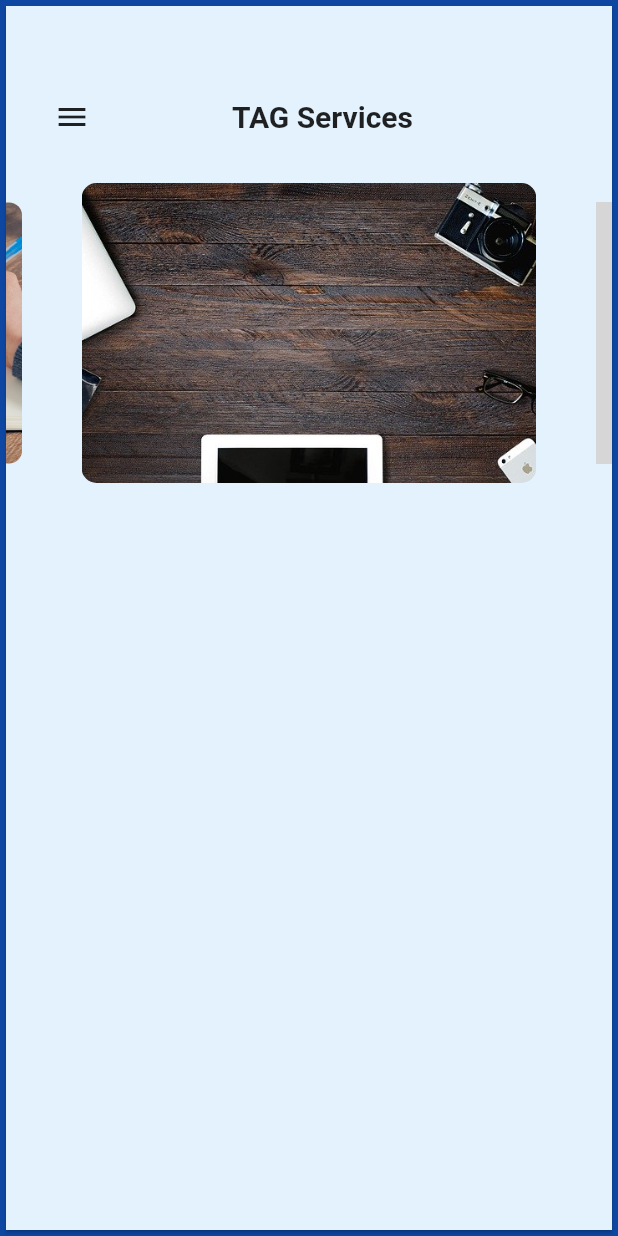
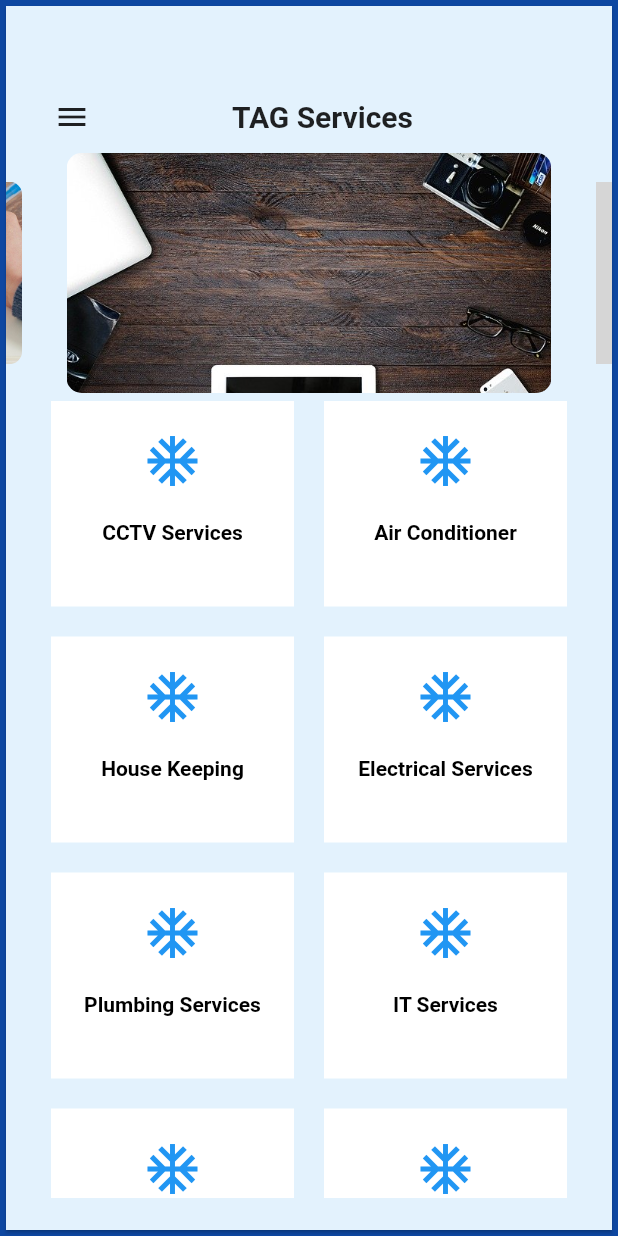
Before and after one commit to freakyAi/TAG-Services, a Flutter app: the MyHomePage screen opened directly, on a phone screen of 412 x 824 dp. Run offline on Flutter 3.47's test engine with Material 2 defaults, Android fonts, the phone set to English and light mode, and no system bars; drawn by our look-alikes of carousel_slider; our stand-ins replace file_picker, flutter_native_timezone, font_awesome_flutter, shared_preferences, shimmer, simple_animations; accounts and stored records are empty; grey boxes are pictures that could not be loaded.

Commit message:
Icon tray and image slider added on homepage. Icons need to be changed.

```diff
--- a/flutter_app/lib/HomeScreen.dart
+++ b/flutter_app/lib/HomeScreen.dart
@@ -1,11 +1,131 @@
 import 'package:flutter/cupertino.dart';
 import 'package:flutter/material.dart';
 
+//Import Pages
+import 'Electrical.dart';
+import 'Paper.dart';
+import 'Plumbing.dart';
+import 'Vending.dart';
+import 'ac.dart';
+import 'cctv.dart';
+import 'housekeeping.dart';
+import 'it.dart';
 import 'ImageSlider.dart';
 
 class HomeScreen extends StatefulWidget {
   @override
   _HomeScreenState createState() => _HomeScreenState();
+}
+
+List _selectService = [
+  "CCTV Services",
+  "Air Conditioner",
+  "House Keeping",
+  "Electrical Services",
+  "Plumbing Services",
+  "IT Services",
+  "Vending Machines",
+  "Paper Shreddig\nMachines"
+];
+
+List _navigate = [
+  CCTV(),
+  AC(),
+  HouseKeeping(),
+  Electrical(),
+  Plumbing(),
+  IT(),
+  Vending(),
+  Paper()
+];
+
+Widget _buildIconTray() {
+  return ListView.builder(
+    itemCount: 4,
+    shrinkWrap: true,
+    itemBuilder: (BuildContext context, index)=>Container(
+      width: MediaQuery.of(context).size.width,
+      padding: EdgeInsets.symmetric(horizontal: 30,),
+      child: Column(
+        children: [
+          Row(
+            mainAxisAlignment: MainAxisAlignment.center,
+            //crossAxisAlignment: CrossAxisAlignment.center,
+            children: [
+              Expanded(
+                child: InkWell(
+                  onTap: (){
+                    print("Index : $index");
+                    Navigator.push(context, new MaterialPageRoute(
+                        builder: (BuildContext context) => _navigate[index*2])
+                    );
+                  },
+                  child: Container(
+                    padding: EdgeInsets.symmetric(horizontal: 10,vertical: 20),
+                    height: MediaQuery.of(context).size.height/6,
+                    decoration: BoxDecoration(
+                      color: Colors.white,
+                      //borderRadius: BorderRadius.circular(10),
+//                      boxShadow: [BoxShadow(
+////                          color: Color.fromRGBO(120, 95, 27, .3),
+////                          blurRadius: 20.0,
+////                          offset: Offset(0, 5)
+////                      )],
+                    ),
+                    child: Column(
+                      children: [
+                        Icon(Icons.ac_unit,color: Colors.blue,size: 40,),
+                        SizedBox(height: 20,),
+                        Text(
+                          _selectService[index*2],
+                          style: TextStyle(color: Colors.black, fontSize: 14,fontWeight: FontWeight.bold),textAlign: TextAlign.center,
+                        )
+                      ],
+                    ),
+                  ),
+                ),
+              ),
+              SizedBox(width: 20,),
+              Expanded(
+                child: InkWell(
+                  onTap: (){
+                    print("Index : $index");
+                    Navigator.push(context, new MaterialPageRoute(
+                        builder: (BuildContext context) => _navigate[index*2+1])
+                    );
+                  },
+                  child: Container(
+                    padding: EdgeInsets.symmetric(vertical: 20,horizontal: 10),
+                    height: MediaQuery.of(context).size.height/6,
+                    decoration: BoxDecoration(
+                      color: Colors.white,
+                      //borderRadius: BorderRadius.circular(10),
+//                      boxShadow: [BoxShadow(
+//                          color: Color.fromRGBO(120, 95, 27, .3),
+//                          blurRadius: 20.0,
+//                          offset: Offset(0, 5)
+//                      )],
+                    ),
+                    child: Column(
+                      children: [
+                        Icon(Icons.ac_unit,color: Colors.blue,size: 40,),
+                        SizedBox(height: 20,),
+                        Text(
+                          _selectService[(index*2)+1],
+                          style: TextStyle(color: Colors.black, fontSize: 14,fontWeight: FontWeight.bold),textAlign: TextAlign.center,
+                        )
+                      ],
+                    ),
+                  ),
+                ),
+              ),
+            ],
+          ),
+          SizedBox(height: 20,)
+        ],
+      ),
+    ),
+  );
 }
 
 class _HomeScreenState extends State<HomeScreen> {
@@ -74,8 +194,20 @@ class _HomeScreenState extends State<HomeScreen> {
                     ],
                   ),
                 ),
-                SizedBox(height:10),
-                ImageSlider(),
+                //SizedBox(height:10),
+                Container(
+                  //padding: EdgeInsets.all(20),
+                  child: Column(
+                    children: [
+                      ImageSlider(),
+                      SizedBox(height: 5,),
+                      Container(
+                          height: MediaQuery.of(context).size.height/1.55,
+                          child: _buildIconTray()
+                      ),
+                    ],
+                  ),
+                )
               ],
             ),
           ),
--- a/flutter_app/lib/ImageSlider.dart
+++ b/flutter_app/lib/ImageSlider.dart
@@ -9,12 +9,12 @@ class ImageSlider extends StatefulWidget {
 class _ImageSliderState extends State<ImageSlider> {
   @override
   Widget build(BuildContext context) {
-    return Expanded(
-      child: ListView(
+    return ListView(
+      shrinkWrap: true,
       children: [
         //SizedBox(height: 30,),
         CarouselSlider(
-            height:220,
+          height:160,
           enlargeCenterPage: true,
           autoPlay: true,
           autoPlayCurve: Curves.fastOutSlowIn,
@@ -24,7 +24,7 @@ class _ImageSliderState extends State<ImageSlider> {
           aspectRatio: 16/9,
           items: [
             Container(
-                margin: EdgeInsets.all(10),
+              //margin: EdgeInsets.all(10),
               decoration: BoxDecoration(
                 borderRadius: BorderRadius.circular(10),
                 image: DecorationImage(
@@ -56,7 +56,6 @@ class _ImageSliderState extends State<ImageSlider> {
           ],
         ),
       ],
-      ),
     );
   }
 }
```
Lines whose indentation alone changed are shown as unchanged.
